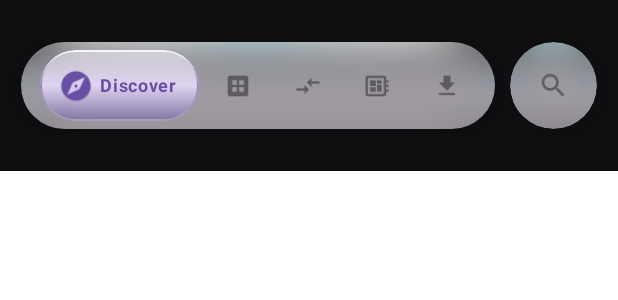
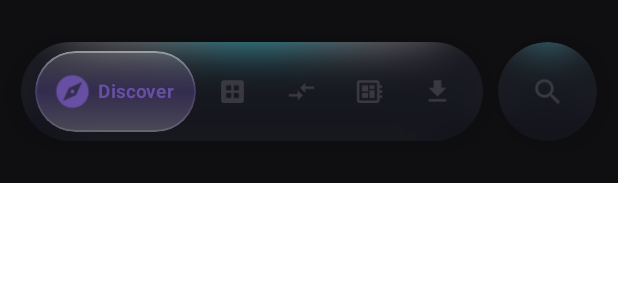
Before and after one commit to tirthsaraiya29/Inferra, an Android app built with Jetpack Compose: the @Preview function InferraBottomBarPreview, on a phone screen of 412 x 824 dp. Shown: the top 300 px of the screen. Run offline under Robolectric (Android 15) with nearby library versions, the light colour scheme and no system bars.

Commit message:
feat(navigation): enhance bottom bar interaction and simplify navigation handling
Replace the previous hover‑and‑press tracking with Compose InteractionSources so
the bottom bar provides consistent jelly‑physics feedback,
without intercepting clicks. Update colors, dimensions, and shadows to
achieve a sleeker Apple‑inspired appearance. Remove the special‑case
navigation logic for the Discovery screen, allowing a single popUpTo
configuration to handle all routes.

```diff
--- a/app/src/main/java/com/inferra/ui/navigation/InferraBottomBar.kt
+++ b/app/src/main/java/com/inferra/ui/navigation/InferraBottomBar.kt
@@ -14,7 +14,8 @@ import androidx.compose.foundation.BorderStroke
 import androidx.compose.foundation.background
 import androidx.compose.foundation.border
 import androidx.compose.foundation.clickable
-import androidx.compose.foundation.gestures.detectTapGestures
+import androidx.compose.foundation.interaction.MutableInteractionSource
+import androidx.compose.foundation.interaction.collectIsPressedAsState
 import androidx.compose.foundation.layout.Arrangement
 import androidx.compose.foundation.layout.Box
 import androidx.compose.foundation.layout.Row
@@ -43,10 +44,7 @@ import androidx.compose.material3.Surface
 import androidx.compose.material3.Text
 import androidx.compose.runtime.Composable
 import androidx.compose.runtime.getValue
-import androidx.compose.runtime.mutableIntStateOf
-import androidx.compose.runtime.mutableStateOf
 import androidx.compose.runtime.remember
-import androidx.compose.runtime.setValue
 import androidx.compose.ui.Alignment
 import androidx.compose.ui.Modifier
 import androidx.compose.ui.draw.clip
@@ -56,7 +54,6 @@ import androidx.compose.ui.graphics.Color
 import androidx.compose.ui.graphics.asComposeRenderEffect
 import androidx.compose.ui.graphics.graphicsLayer
 import androidx.compose.ui.graphics.vector.ImageVector
-import androidx.compose.ui.input.pointer.pointerInput
 import androidx.compose.ui.text.font.FontWeight
 import androidx.compose.ui.tooling.preview.Preview
 import androidx.compose.ui.unit.dp
@@ -78,42 +75,35 @@ val mainNavItems = listOf(
 
 val searchNavItem = NavItem(Screen.Search.route, "Search", Icons.Default.Search)
 
-val bottomNavItems = listOf(
-    mainNavItems[0], // Discover
-    searchNavItem,   // Search
-    mainNavItems[1], // Datasets
-    mainNavItems[2], // Compare
-    mainNavItems[3], // Hardware
-    mainNavItems[4], // Downloads
-)
-
 @Composable
 fun InferraBottomBar(
     currentRoute: String?,
     onNavigate: (String) -> Unit,
     modifier: Modifier = Modifier,
 ) {
-    var hoveredIndex by remember { mutableIntStateOf(-1) }
-    var isPressedOrDragging by remember { mutableStateOf(false) }
+    val isSearchSelected = currentRoute == searchNavItem.route
 
-    val effectiveRoute = if (hoveredIndex != -1) {
-        if (hoveredIndex == 5) searchNavItem.route
-        else if (hoveredIndex in mainNavItems.indices) mainNavItems[hoveredIndex].route
-        else currentRoute
-    } else {
-        currentRoute
-    }
-
-    val isSearchSelected = effectiveRoute == searchNavItem.route
-
-    val activeMainIndex = remember(effectiveRoute) {
+    val activeMainIndex = remember(currentRoute) {
         if (isSearchSelected) {
             -1
         } else {
-            val idx = mainNavItems.indexOfFirst { it.route == effectiveRoute }
+            val idx = mainNavItems.indexOfFirst { it.route == currentRoute }
             if (idx >= 0) idx else 0
         }
     }
+
+    // Interaction sources to passively capture press state for jelly physics without intercepting clicks
+    val searchInteractionSource = remember { MutableInteractionSource() }
+    val isSearchPressed by searchInteractionSource.collectIsPressedAsState()
+
+    // Item-level interaction sources
+    val itemInteractionSources = remember {
+        List(mainNavItems.size) { MutableInteractionSource() }
+    }
+    val itemPressedStates = itemInteractionSources.map { it.collectIsPressedAsState() }
+    val isAnyItemPressed = itemPressedStates.any { it.value }
+
+    val isPressedOrDragging = isSearchPressed || isAnyItemPressed
 
     // ------------------------------------------------------------------
     // Slimy Jelly Scale Physics - Squish on Touch & Stretch on Move
@@ -154,6 +144,8 @@ fun InferraBottomBar(
         label = "pillScaleY"
     )
 
+    val barHeight = 66.dp
+
     Box(
         modifier = modifier
             .fillMaxWidth()
@@ -163,7 +155,7 @@ fun InferraBottomBar(
         Row(
             modifier = Modifier
                 .fillMaxWidth()
-                .height(58.dp),
+                .height(barHeight),
             horizontalArrangement = Arrangement.spacedBy(10.dp),
             verticalAlignment = Alignment.CenterVertically
         ) {
@@ -179,9 +171,9 @@ fun InferraBottomBar(
                         this.scaleX = barScaleX
                         this.scaleY = barScaleY
                     }
-                    .shadow(elevation = 10.dp, shape = CircleShape, clip = false)
+                    .shadow(elevation = 12.dp, shape = CircleShape, clip = false)
             ) {
-                // LAYER 1: Frosted Background Substrate with Internal Blur & Glass Refraction Sheen
+                // LAYER 1: Sleek Apple-Inspired Dark Liquid Glass Substrate
                 Box(
                     modifier = Modifier
                         .matchParentSize()
@@ -189,46 +181,46 @@ fun InferraBottomBar(
                         .graphicsLayer {
                             if (Build.VERSION.SDK_INT >= Build.VERSION_CODES.S) {
                                 renderEffect = RenderEffect
-                                    .createBlurEffect(36f, 36f, Shader.TileMode.CLAMP)
+                                    .createBlurEffect(40f, 40f, Shader.TileMode.CLAMP)
                                     .asComposeRenderEffect()
                             }
                         }
                         .background(
                             Brush.verticalGradient(
                                 colors = listOf(
-                                    Color.White.copy(alpha = 0.22f),
-                                    MaterialTheme.colorScheme.surface.copy(alpha = 0.72f),
-                                    MaterialTheme.colorScheme.surface.copy(alpha = 0.48f)
+                                    Color(0xCC14151C),
+                                    Color(0xEE1A1C24),
+                                    Color(0xDD12131A)
                                 )
                             )
                         )
                         .border(
                             BorderStroke(
-                                1.5.dp,
+                                1.2.dp,
                                 Brush.verticalGradient(
                                     colors = listOf(
-                                        Color.White.copy(alpha = 0.75f),
-                                        Color(0x6600E5FF),
-                                        MaterialTheme.colorScheme.primary.copy(alpha = 0.30f),
-                                        Color.White.copy(alpha = 0.20f)
+                                        Color.White.copy(alpha = 0.22f),
+                                        Color.White.copy(alpha = 0.08f),
+                                        MaterialTheme.colorScheme.primary.copy(alpha = 0.20f),
+                                        Color.White.copy(alpha = 0.04f)
                                     )
                                 )
                             ),
                             shape = CircleShape
                         )
                 ) {
-                    // Top Specular Refraction Highlight Line
+                    // Top Specular Refraction Highlight Line (Subtle Apple Sheen)
                     Box(
                         modifier = Modifier
                             .fillMaxWidth()
-                            .height(1.8.dp)
+                            .height(1.5.dp)
                             .background(
                                 Brush.horizontalGradient(
                                     colors = listOf(
                                         Color.Transparent,
-                                        Color.White.copy(alpha = 0.80f),
+                                        Color.White.copy(alpha = 0.35f),
                                         Color(0xAA00E5FF),
-                                        Color.White.copy(alpha = 0.80f),
+                                        Color.White.copy(alpha = 0.35f),
                                         Color.Transparent
                                     )
                                 )
@@ -236,25 +228,17 @@ fun InferraBottomBar(
                     )
                 }
 
-                // LAYER 2: Crisp Interactive Foreground with Direct Item Click Navigation & Slimy Jelly Gestures
+                // LAYER 2: Crisp Interactive Foreground with Direct Item Navigation & Jelly Scale
                 Row(
                     modifier = Modifier
                         .fillMaxSize()
-                        .padding(horizontal = 6.dp, vertical = 5.dp)
-                        .pointerInput(Unit) {
-                            detectTapGestures(
-                                onPress = {
-                                    isPressedOrDragging = true
-                                    tryAwaitRelease()
-                                    isPressedOrDragging = false
-                                }
-                            )
-                        },
+                        .padding(horizontal = 6.dp, vertical = 6.dp),
                     horizontalArrangement = Arrangement.SpaceEvenly,
                     verticalAlignment = Alignment.CenterVertically
                 ) {
                     mainNavItems.forEachIndexed { index, item ->
                         val isSelected = activeMainIndex == index
+                        val itemInteractionSource = itemInteractionSources[index]
 
                         val iconScale by animateFloatAsState(
                             targetValue = if (isSelected) 1.18f else 0.92f,
@@ -281,21 +265,21 @@ fun InferraBottomBar(
                                             .background(
                                                 Brush.verticalGradient(
                                                     colors = listOf(
-                                                        Color.White.copy(alpha = 0.45f),
-                                                        MaterialTheme.colorScheme.primaryContainer.copy(alpha = 0.85f),
-                                                        MaterialTheme.colorScheme.primary.copy(alpha = 0.50f)
+                                                        Color.White.copy(alpha = 0.16f),
+                                                        MaterialTheme.colorScheme.primary.copy(alpha = 0.35f),
+                                                        MaterialTheme.colorScheme.primaryContainer.copy(alpha = 0.25f)
                                                     )
                                                 ),
                                                 shape = CircleShape
                                             )
                                             .border(
                                                 BorderStroke(
-                                                    1.2.dp,
+                                                    1.dp,
                                                     Brush.verticalGradient(
                                                         colors = listOf(
-                                                            Color.White.copy(alpha = 0.90f),
-                                                            MaterialTheme.colorScheme.primary.copy(alpha = 0.60f),
-                                                            Color.White.copy(alpha = 0.30f)
+                                                            Color.White.copy(alpha = 0.40f),
+                                                            MaterialTheme.colorScheme.primary.copy(alpha = 0.35f),
+                                                            Color.White.copy(alpha = 0.15f)
                                                         )
                                                     )
                                                 ),
@@ -303,7 +287,10 @@ fun InferraBottomBar(
                                             )
                                     } else Modifier
                                 )
-                                .clickable {
+                                .clickable(
+                                    interactionSource = itemInteractionSource,
+                                    indication = null
+                                ) {
                                     onNavigate(item.route)
                                 }
                                 .padding(horizontal = if (isSelected) 14.dp else 10.dp),
@@ -313,13 +300,13 @@ fun InferraBottomBar(
                             Icon(
                                 imageVector = item.icon,
                                 contentDescription = item.label,
-                                tint = if (isSelected) MaterialTheme.colorScheme.primary else MaterialTheme.colorScheme.onSurfaceVariant.copy(alpha = 0.75f),
+                                tint = if (isSelected) MaterialTheme.colorScheme.primary else MaterialTheme.colorScheme.onSurfaceVariant.copy(alpha = 0.70f),
                                 modifier = Modifier
                                     .graphicsLayer {
                                         this.scaleX = iconScale
                                         this.scaleY = iconScale
                                     }
-                                    .size(20.dp)
+                                    .size(22.dp)
                             )
 
                             AnimatedVisibility(
@@ -331,7 +318,7 @@ fun InferraBottomBar(
                                     Spacer(modifier = Modifier.width(6.dp))
                                     Text(
                                         text = item.label,
-                                        fontSize = 12.sp,
+                                        fontSize = 12.5.sp,
                                         fontWeight = FontWeight.Bold,
                                         color = MaterialTheme.colorScheme.primary,
                                         maxLines = 1
@@ -348,19 +335,22 @@ fun InferraBottomBar(
             // ==================================================================
             Box(
                 modifier = Modifier
-                    .size(58.dp)
+                    .size(barHeight)
                     .graphicsLayer {
                         this.scaleX = barScaleX
                         this.scaleY = barScaleY
                     }
-                    .shadow(elevation = 10.dp, shape = CircleShape, clip = false)
+                    .shadow(elevation = 12.dp, shape = CircleShape, clip = false)
                     .clip(CircleShape)
-                    .clickable {
+                    .clickable(
+                        interactionSource = searchInteractionSource,
+                        indication = null
+                    ) {
                         onNavigate(searchNavItem.route)
                     },
                 contentAlignment = Alignment.Center
             ) {
-                // LAYER 1: Frosted Background Substrate with Internal Blur & Glass Refraction Sheen
+                // LAYER 1: Sleek Apple-Inspired Dark Liquid Glass Substrate
                 Box(
                     modifier = Modifier
                         .matchParentSize()
@@ -368,28 +358,28 @@ fun InferraBottomBar(
                         .graphicsLayer {
                             if (Build.VERSION.SDK_INT >= Build.VERSION_CODES.S) {
                                 renderEffect = RenderEffect
-                                    .createBlurEffect(36f, 36f, Shader.TileMode.CLAMP)
+                                    .createBlurEffect(40f, 40f, Shader.TileMode.CLAMP)
                                     .asComposeRenderEffect()
                             }
                         }
                         .background(
                             Brush.verticalGradient(
                                 colors = listOf(
-                                    Color.White.copy(alpha = 0.22f),
-                                    MaterialTheme.colorScheme.surface.copy(alpha = 0.72f),
-                                    MaterialTheme.colorScheme.surface.copy(alpha = 0.48f)
+                                    Color(0xCC14151C),
+                                    Color(0xEE1A1C24),
+                                    Color(0xDD12131A)
                                 )
                             )
                         )
                         .border(
                             BorderStroke(
-                                1.5.dp,
+                                1.2.dp,
                                 Brush.verticalGradient(
                                     colors = listOf(
-                                        Color.White.copy(alpha = 0.75f),
-                                        Color(0x6600E5FF),
-                                        MaterialTheme.colorScheme.primary.copy(alpha = 0.30f),
-                                        Color.White.copy(alpha = 0.20f)
+                                        Color.White.copy(alpha = 0.22f),
+                                        Color.White.copy(alpha = 0.08f),
+                                        MaterialTheme.colorScheme.primary.copy(alpha = 0.20f),
+                                        Color.White.copy(alpha = 0.04f)
                                     )
                                 )
                             ),
@@ -400,14 +390,14 @@ fun InferraBottomBar(
                     Box(
                         modifier = Modifier
                             .fillMaxWidth()
-                            .height(1.8.dp)
+                            .height(1.5.dp)
                             .background(
                                 Brush.horizontalGradient(
                                     colors = listOf(
                                         Color.Transparent,
-                                        Color.White.copy(alpha = 0.80f),
+                                        Color.White.copy(alpha = 0.35f),
                                         Color(0xAA00E5FF),
-                                        Color.White.copy(alpha = 0.80f),
+                                        Color.White.copy(alpha = 0.35f),
                                         Color.Transparent
                                     )
                                 )
@@ -420,7 +410,7 @@ fun InferraBottomBar(
                     Box(
                         modifier = Modifier
                             .fillMaxSize()
-                            .padding(4.dp)
+                            .padding(6.dp)
                             .graphicsLayer {
                                 this.scaleX = pillScaleX
                                 this.scaleY = pillScaleY
@@ -429,21 +419,21 @@ fun InferraBottomBar(
                             .background(
                                 Brush.verticalGradient(
                                     colors = listOf(
-                                        Color.White.copy(alpha = 0.45f),
-                                        MaterialTheme.colorScheme.primaryContainer.copy(alpha = 0.85f),
-                                        MaterialTheme.colorScheme.primary.copy(alpha = 0.50f)
+                                        Color.White.copy(alpha = 0.16f),
+                                        MaterialTheme.colorScheme.primary.copy(alpha = 0.35f),
+                                        MaterialTheme.colorScheme.primaryContainer.copy(alpha = 0.25f)
                                     )
                                 ),
                                 shape = CircleShape
                             )
                             .border(
                                 BorderStroke(
-                                    1.2.dp,
+                                    1.dp,
                                     Brush.verticalGradient(
                                         colors = listOf(
-                                            Color.White.copy(alpha = 0.90f),
-                                            MaterialTheme.colorScheme.primary.copy(alpha = 0.60f),
-                                            Color.White.copy(alpha = 0.30f)
+                                            Color.White.copy(alpha = 0.40f),
+                                            MaterialTheme.colorScheme.primary.copy(alpha = 0.35f),
+                                            Color.White.copy(alpha = 0.15f)
                                         )
                                     )
                                 ),
@@ -464,13 +454,13 @@ fun InferraBottomBar(
                 Icon(
                     imageVector = searchNavItem.icon,
                     contentDescription = searchNavItem.label,
-                    tint = if (isSearchSelected) MaterialTheme.colorScheme.primary else MaterialTheme.colorScheme.onSurfaceVariant.copy(alpha = 0.75f),
+                    tint = if (isSearchSelected) MaterialTheme.colorScheme.primary else MaterialTheme.colorScheme.onSurfaceVariant.copy(alpha = 0.70f),
                     modifier = Modifier
                         .graphicsLayer {
                             this.scaleX = searchIconScale
                             this.scaleY = searchIconScale
                         }
-                        .size(22.dp)
+                        .size(24.dp)
                 )
             }
         }
--- a/app/src/main/java/com/inferra/ui/navigation/InferraNavHost.kt
+++ b/app/src/main/java/com/inferra/ui/navigation/InferraNavHost.kt
@@ -264,22 +264,12 @@ fun InferraNavHost(
                     val cleanCurrent = currentRoute?.split("?")?.get(0)
                     if (cleanCurrent != route) {
                         val startId = navController.graph.findStartDestination().id
-                        if (route == Screen.Discovery.route) {
-                            val popped = navController.popBackStack(startId, false)
-                            if (!popped) {
-                                navController.navigate(route) {
-                                    popUpTo(startId) { inclusive = false }
-                                    launchSingleTop = true
-                                }
+                        navController.navigate(route) {
+                            popUpTo(startId) {
+                                saveState = true
                             }
-                        } else {
-                            navController.navigate(route) {
-                                popUpTo(startId) {
-                                    saveState = true
-                                }
-                                launchSingleTop = true
-                                restoreState = true
-                            }
+                            launchSingleTop = true
+                            restoreState = true
                         }
                     }
                 }
```
